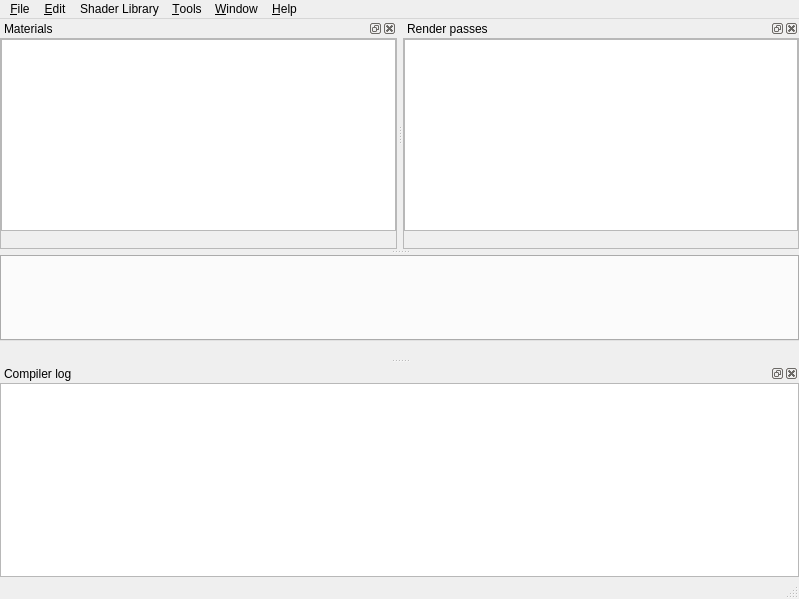
Before: the Qt Designer form app/gui/mainwindow.ui in tonttu/Shaderkit, drawn with Qt 5.
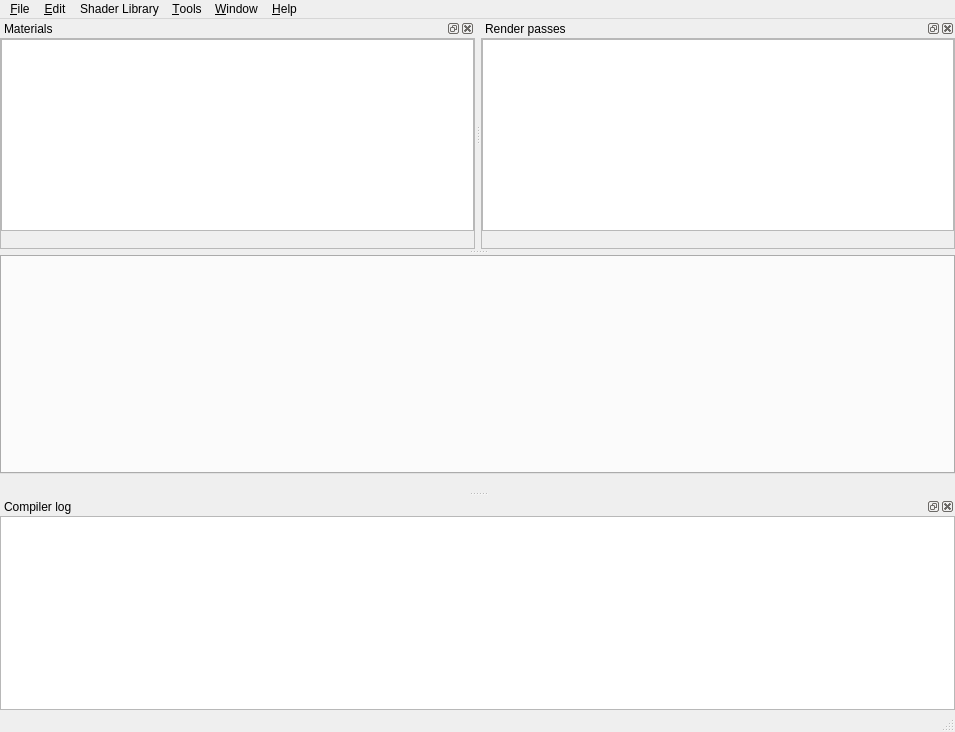
After: the same form once the commit is applied. Icons and pictures are not drawn. Custom widgets are drawn as their Qt base class.

Commit message: Fixed Material deserialize

What changed in the file:
```diff
--- a/app/gui/mainwindow.ui
+++ b/app/gui/mainwindow.ui
@@ -6,8 +6,8 @@
    <rect>
     <x>0</x>
     <y>0</y>
-    <width>799</width>
-    <height>599</height>
+    <width>955</width>
+    <height>732</height>
    </rect>
   </property>
   <property name="windowTitle">
@@ -64,7 +64,7 @@
     <rect>
      <x>0</x>
      <y>0</y>
-     <width>799</width>
+     <width>955</width>
      <height>21</height>
     </rect>
    </property>
```
The commit also changes 1 other file.
